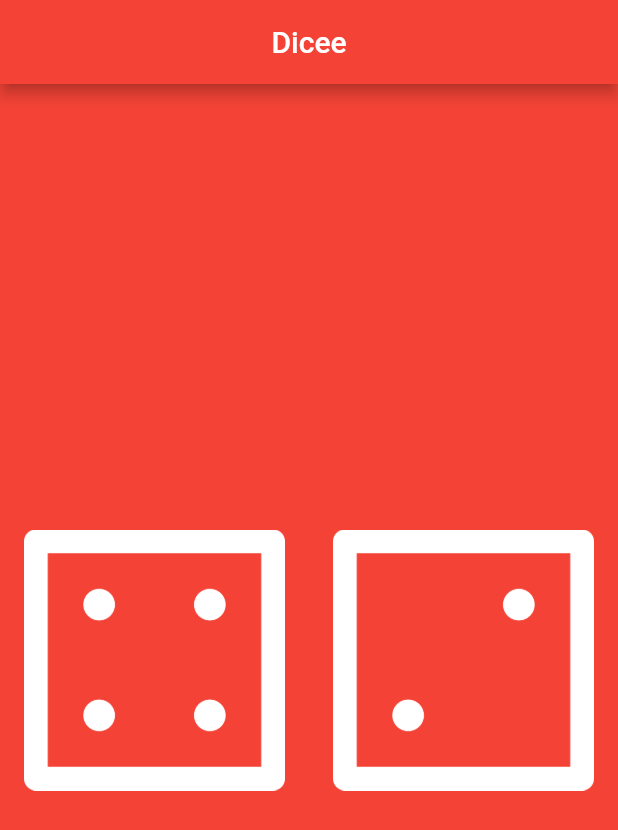
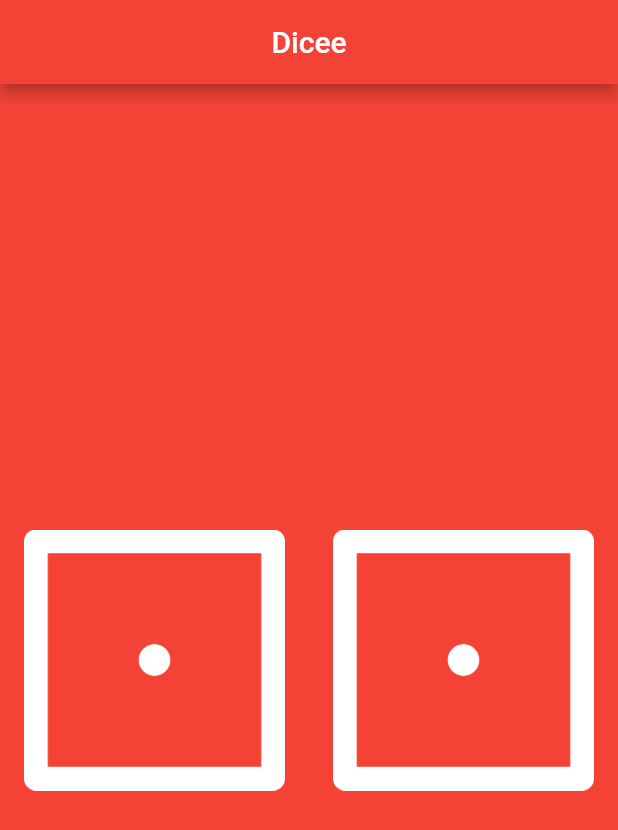
Before and after one commit to Subhendu007/dicee_flutter, a Flutter app: the screen it shows after launch, on a phone screen of 412 x 824 dp. Shown: the top 830 px of the screen. Run offline on Flutter 3.47's test engine with Material 2 defaults, Android fonts, the phone set to English and light mode, and no system bars.

```diff
--- a/lib/main.dart
+++ b/lib/main.dart
@@ -1,16 +1,11 @@
+import 'dart:math';
 import 'package:flutter/material.dart';
 
 void main() {
-  runApp(MyApp());
-}
-
-class MyApp extends StatelessWidget {
-  // This widget is the root of your application.
-  @override
-  Widget build(BuildContext context) {
-    int leftDiceNumber = 4;
-    return MaterialApp(
-      title: 'Flutter Demo',
+  runApp(
+    MaterialApp(
+      debugShowCheckedModeBanner: false,
+      title: 'Dicee Changer',
       home: Scaffold(
         backgroundColor: Colors.red,
         appBar: AppBar(
@@ -19,29 +14,49 @@ class MyApp extends StatelessWidget {
           ),
           backgroundColor: Colors.red,
         ),
-        body: Container(
+        body: DicePage(),
+      ),
+    ),
+  );
+}
+
+class DicePage extends StatefulWidget {
+  @override
+  _DicePageState createState() => _DicePageState();
+}
+
+class _DicePageState extends State<DicePage> {
+  int leftDiceNumber = 1;
+  int rightDiceNumber = 1;
+  @override
+  Widget build(BuildContext context) {
+    return Container(
       child: Center(
         child: Row(
           children: [
             Expanded(
               child: FlatButton(
                 onPressed: () {
-                      leftDiceNumber = 3;
+                  setState(() {
+                    leftDiceNumber = Random().nextInt(6) + 1;
+                  });
                 },
                 child: Image.asset("images/dice$leftDiceNumber.png"),
               ),
             ),
             Expanded(
               child: FlatButton(
-                    onPressed: () {},
-                    child: Image.asset("images/dice2.png"),
+                onPressed: () {
+                  setState(() {
+                    rightDiceNumber = Random().nextInt(6) + 1;
+                  });
+                },
+                child: Image.asset("images/dice$rightDiceNumber.png"),
               ),
             ),
           ],
         ),
       ),
-        ),
-      ),
     );
   }
 }
```
Lines whose indentation alone changed are shown as unchanged.
